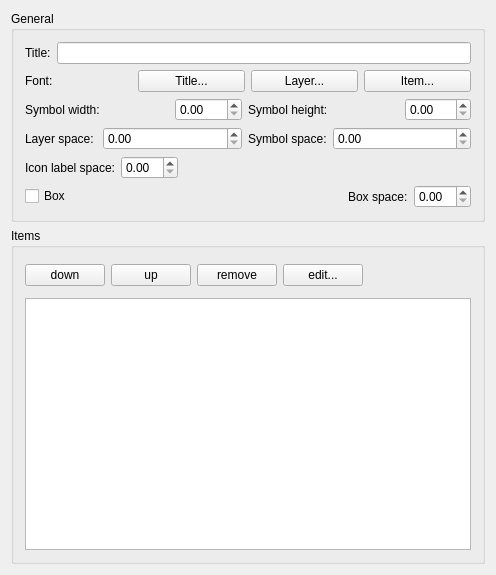
This is src/ui/qgscomposerlegendwidgetbase.ui in stopa85/Quantum-GIS as Qt 5 draws it before an edit. The edited form follows.
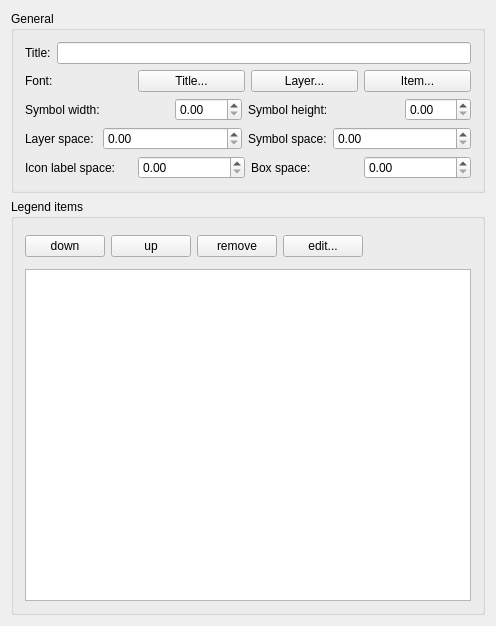
This is the edited form.

Commit message: Created a widget for general item properties that can be embedded into the item widgets. Only done for composer legend so far, the other item widgets will follow

```diff
--- a/src/ui/qgscomposerlegendwidgetbase.ui
+++ b/src/ui/qgscomposerlegendwidgetbase.ui
@@ -6,7 +6,7 @@
     <x>0</x>
     <y>0</y>
     <width>496</width>
-    <height>575</height>
+    <height>626</height>
    </rect>
   </property>
   <property name="sizePolicy" >
@@ -134,43 +134,6 @@
          <widget class="QDoubleSpinBox" name="mIconLabelSpaceSpinBox" />
         </item>
         <item>
-         <spacer>
-          <property name="orientation" >
-           <enum>Qt::Horizontal</enum>
-          </property>
-          <property name="sizeHint" >
-           <size>
-            <width>141</width>
-            <height>20</height>
-           </size>
-          </property>
-         </spacer>
-        </item>
-       </layout>
-      </item>
-      <item row="4" column="0" >
-       <layout class="QHBoxLayout" >
-        <item>
-         <widget class="QCheckBox" name="mBoxCheckBox" >
-          <property name="text" >
-           <string>Box</string>
-          </property>
-         </widget>
-        </item>
-        <item>
-         <spacer>
-          <property name="orientation" >
-           <enum>Qt::Horizontal</enum>
-          </property>
-          <property name="sizeHint" >
-           <size>
-            <width>131</width>
-            <height>20</height>
-           </size>
-          </property>
-         </spacer>
-        </item>
-        <item>
          <widget class="QLabel" name="mBoxSpaceLabel" >
           <property name="text" >
            <string>Box space:</string>
@@ -188,7 +151,7 @@
    <item row="1" column="0" >
     <widget class="QGroupBox" name="mItemsGroupBox" >
      <property name="title" >
-      <string>Items</string>
+      <string>Legend items</string>
      </property>
      <layout class="QGridLayout" >
       <item row="0" column="0" >
```
Left out of the diff: 2 changed lines with no effect on the pictures. The commit also changes 9 other files.
